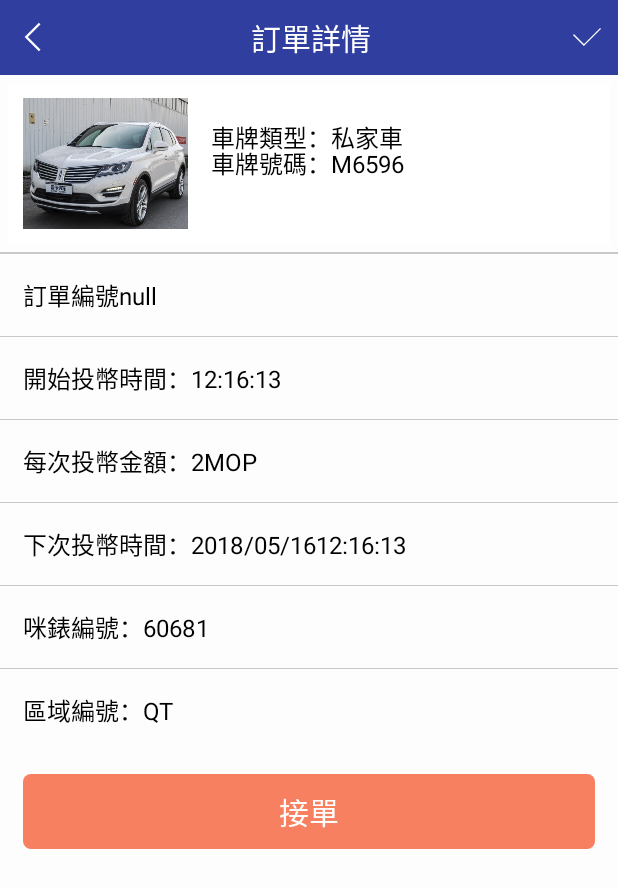
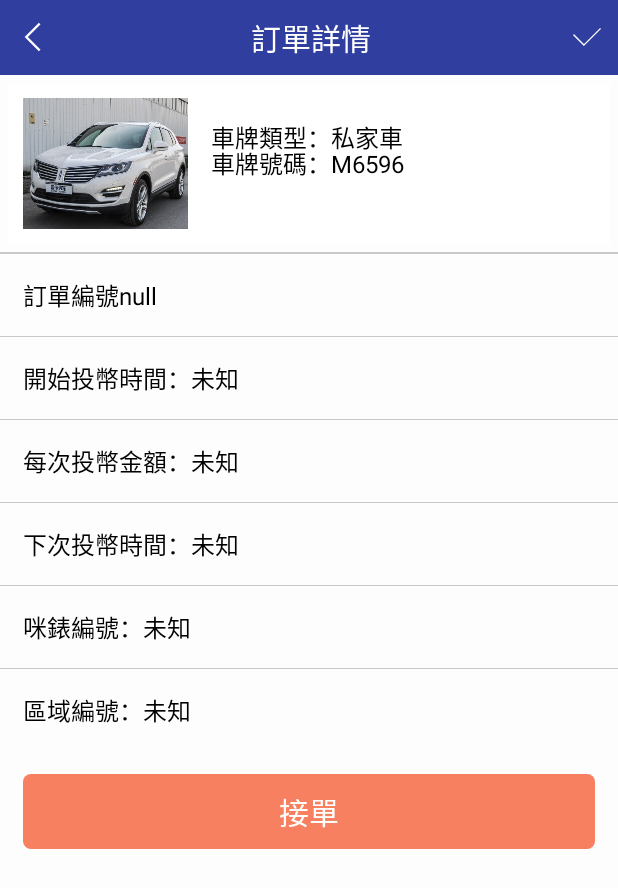
Before and after one commit to 17710622616/CoinHand, an Android app: the OrderDetialActivity screen opened directly, with no data from a screen before it, on a phone screen of 412 x 824 dp. Shown: the top 888 px of the screen. Run offline under Robolectric (Android 15) with nearby library versions, the phone set to English and light mode, and no system bars; our stand-ins replace EventBus; libraries missing offline, so code that uses them is left out: org.xutils.common, org.xutils.http, org.xutils.image, org.xutils.x; 6 statements that could not run were skipped.

Commit message:
修改资料

```diff
--- a/app/src/main/java/com/bssf/john_li/coinhand/CHAdapter/PhotoAdapter.java
+++ b/app/src/main/java/com/bssf/john_li/coinhand/CHAdapter/PhotoAdapter.java
@@ -22,7 +22,7 @@ public class PhotoAdapter extends BaseAdapter {
     private List<String> photoList;
     private LayoutInflater inflater;
     private Context mContext;
-    private ImageOptions options = new ImageOptions.Builder().setSize(0, 0).setFailureDrawableId(R.mipmap.car_sample).build();
+    private ImageOptions options = new ImageOptions.Builder().setSize(0, 0).setFailureDrawableId(R.mipmap.load_img_fail).build();
 
     public PhotoAdapter(Context context, List<String> photoList) {
         this.photoList = photoList;
@@ -57,7 +57,7 @@ public class PhotoAdapter extends BaseAdapter {
             holder = (ViewHolder) convertView.getTag();
         }
 
-        if (i == photoList.size() - 1) {
+        if (photoList.size() < 1) {
             holder.imgPhoto.setImageResource(R.mipmap.car_sample);
         } else {
             String url = photoList.get(i);
--- a/app/src/main/java/com/bssf/john_li/coinhand/OrderDetialActivity.java
+++ b/app/src/main/java/com/bssf/john_li/coinhand/OrderDetialActivity.java
@@ -26,6 +26,7 @@ import org.json.JSONObject;
 import org.xutils.common.Callback;
 import org.xutils.http.HttpMethod;
 import org.xutils.http.RequestParams;
+import org.xutils.image.ImageOptions;
 import org.xutils.x;
 
 import java.util.ArrayList;
@@ -51,6 +52,7 @@ public class OrderDetialActivity extends BaseActivity implements View.OnClickLis
     private OrderOperationRecordAdapter mOrderOperationRecordAdapter;
     private List<String> mPhotoList;
     private PhotoAdapter mPhotoAdapter;
+    private ImageOptions options = new ImageOptions.Builder().setSize(0, 0).setFailureDrawableId(R.mipmap.load_img_fail).build();
     @Override
     protected void onCreate(@Nullable Bundle savedInstanceState) {
         super.onCreate(savedInstanceState);
@@ -62,7 +64,7 @@ public class OrderDetialActivity extends BaseActivity implements View.OnClickLis
 
     @Override
     public void initView() {
-        carIv = findViewById(R.id.order_detial_iv);
+        carIv = findViewById(R.id.order_detial_car_iv);
         backIv = findViewById(R.id.order_detial_back);
         submitIv = findViewById(R.id.order_detial_submit);
         orderNoTv = findViewById(R.id.order_detial_orderno);
@@ -164,6 +166,7 @@ public class OrderDetialActivity extends BaseActivity implements View.OnClickLis
      * 獲取訂單詳情成功刷新界面
      */
     private void refreshUI() {
+        x.image().bind(carIv, mOrderDetialModel.getImg1(), options);
         moneyEverytimeTv.setText("每次投幣金額：" + String.valueOf(currentToubiAmount));
         startSlotTimeTv.setText("開始投幣時間：" + CHCommonUtils.stampToDate(String.valueOf(mOrderDetialModel.getStartSlotTime())));
         nextSlottimeTv.setText("下次投幣時間：" + CHCommonUtils.stampToDate(String.valueOf(mOrderDetialModel.getStartSlotTime())));
--- a/app/src/main/res/layout/activity_order_detial.xml
+++ b/app/src/main/res/layout/activity_order_detial.xml
@@ -53,7 +53,7 @@
                     android:layout_margin="5dp"
                     android:background="@color/colorWight">
                     <ImageView
-                        android:id="@+id/order_detial_iv"
+                        android:id="@+id/order_detial_car_iv"
                         android:layout_width="110dp"
                         android:layout_height="87dp"
                         android:src="@mipmap/car_sample"
@@ -68,7 +68,7 @@
                         android:text="車牌號碼：M6596"
                         android:textSize="16sp"
                         android:textColor="@color/colorBlack"
-                        android:layout_toRightOf="@id/order_detial_iv"
+                        android:layout_toRightOf="@id/order_detial_car_iv"
                         android:layout_marginLeft="5dp"
                         android:layout_centerVertical="true"/>
 
@@ -79,7 +79,7 @@
                         android:text="車牌類型：私家車"
                         android:textSize="16sp"
                         android:textColor="@color/colorBlack"
-                        android:layout_toRightOf="@id/order_detial_iv"
+                        android:layout_toRightOf="@id/order_detial_car_iv"
                         android:layout_below="@id/order_detial_carno"
                         android:layout_marginLeft="5dp"/>
                 </RelativeLayout>
@@ -118,7 +118,7 @@
                     android:id="@+id/order_detial_start_slottime"
                     android:layout_width="match_parent"
                     android:layout_height="wrap_content"
-                    android:text="開始投幣時間：12:16:13"
+                    android:text="開始投幣時間：未知"
                     android:textSize="16sp"
                     android:textColor="@color/colorBlack"
                     android:layout_margin="5dp"
@@ -133,7 +133,7 @@
                     android:id="@+id/order_detial_money_ervery"
                     android:layout_width="match_parent"
                     android:layout_height="wrap_content"
-                    android:text="每次投幣金額：2MOP"
+                    android:text="每次投幣金額：未知"
                     android:textSize="16sp"
                     android:textColor="@color/colorBlack"
                     android:layout_margin="5dp"
@@ -148,7 +148,7 @@
                     android:id="@+id/order_detial_next_slottime"
                     android:layout_width="match_parent"
                     android:layout_height="wrap_content"
-                    android:text="下次投幣時間：2018/05/1612:16:13"
+                    android:text="下次投幣時間：未知"
                     android:textSize="16sp"
                     android:textColor="@color/colorBlack"
                     android:layout_margin="5dp"
@@ -163,7 +163,7 @@
                     android:id="@+id/order_detial_machine_no"
                     android:layout_width="match_parent"
                     android:layout_height="wrap_content"
-                    android:text="咪錶編號：60681"
+                    android:text="咪錶編號：未知"
                     android:textSize="16sp"
                     android:textColor="@color/colorBlack"
                     android:layout_margin="5dp"
@@ -178,7 +178,7 @@
                     android:id="@+id/order_detial_area"
                     android:layout_width="match_parent"
                     android:layout_height="wrap_content"
-                    android:text="區域編號：QT"
+                    android:text="區域編號：未知"
                     android:textSize="16sp"
                     android:textColor="@color/colorBlack"
                     android:layout_margin="5dp"
```
Also changed, not shown: app/src/main/res/mipmap-hdpi/load_img_fail.png (added).
